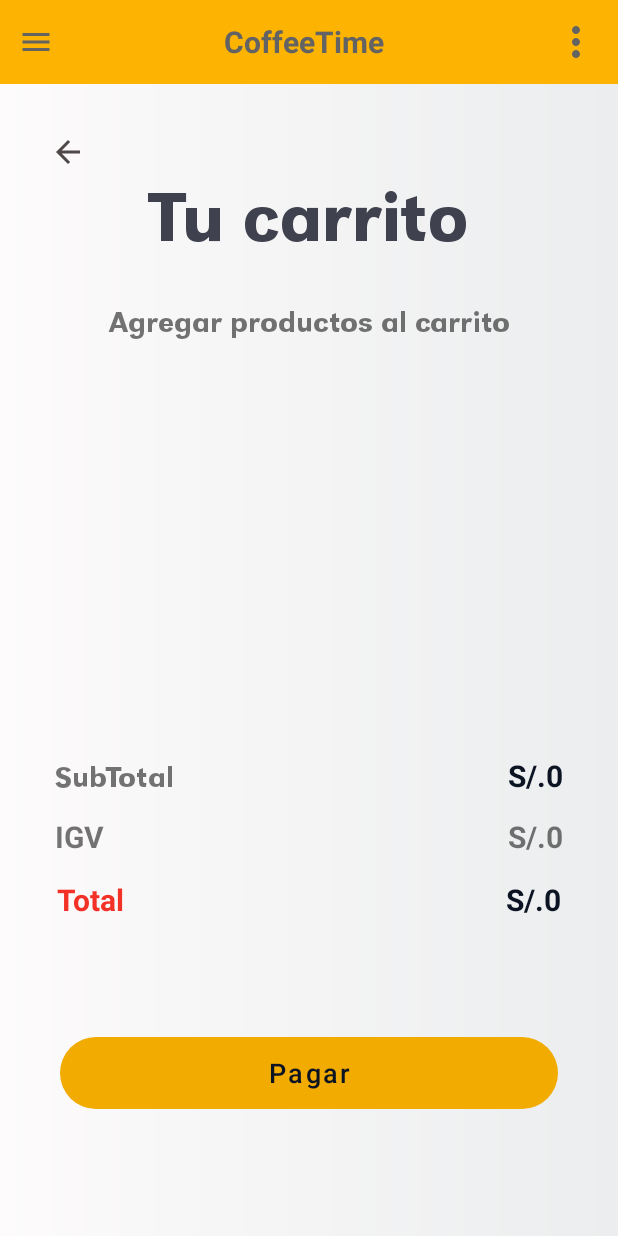
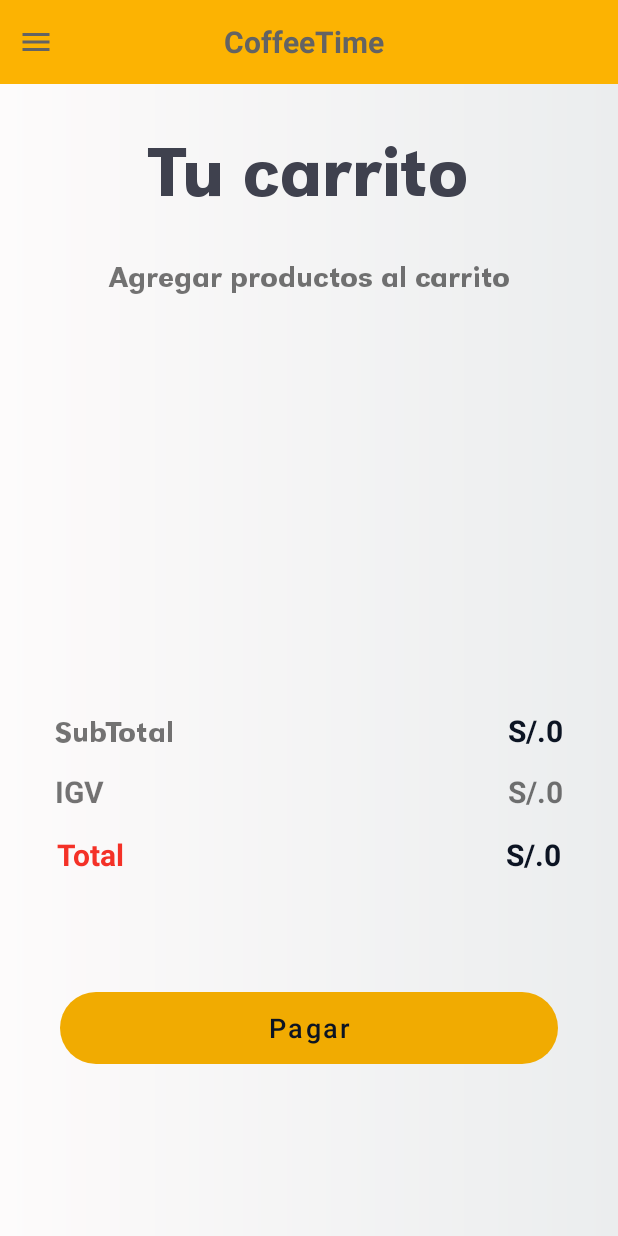
Before and after one commit to MarcoAtencio/CoffeeTime, an Android app: the CartActivity screen opened directly, with no data from a screen before it, on a phone screen of 412 x 824 dp. Run offline under Robolectric (Android 15) with nearby library versions, the phone set to English and light mode, and no system bars; our stand-ins replace Picasso; pictures from the network do not load.

Commit message:
Send View New

```diff
--- a/app/src/main/java/com/example/coffeetime/state/InitialState.java
+++ b/app/src/main/java/com/example/coffeetime/state/InitialState.java
@@ -91,7 +91,9 @@
 
                                 listOwnPurchase.add(sale);
 
+                                /*
                                 Toast.makeText(context, "" + timestamp.toDate(), Toast.LENGTH_LONG).show();
+                                 */
                             }
 
                         }
--- a/app/src/main/res/layout/activity_cart.xml
+++ b/app/src/main/res/layout/activity_cart.xml
@@ -22,15 +22,6 @@
             android:paddingLeft="30dp"
             android:paddingTop="30dp"
             android:paddingRight="30dp">
-
-            <ImageButton
-                android:layout_width="30dp"
-                android:layout_height="30dp"
-                android:layout_gravity="left"
-                android:background="@null"
-                android:src="@drawable/ic_baseline_arrow_back_24"
-
-                />
 
             <TextView
                 android:id="@+id/titleCart"
--- a/app/src/main/res/layout/activity_welcome.xml
+++ b/app/src/main/res/layout/activity_welcome.xml
@@ -47,7 +47,7 @@
         android:id="@+id/btn_Start"
         android:layout_width="match_parent"
         android:layout_height="50dp"
-        android:layout_marginTop="80dp"
+        android:layout_marginTop="140dp"
         android:background="@drawable/btn_round"
 
         android:onClick="Home"
--- a/app/src/main/res/layout/main_toolbar.xml
+++ b/app/src/main/res/layout/main_toolbar.xml
@@ -26,6 +26,7 @@
     <ImageView
         android:layout_width="wrap_content"
         android:layout_height="wrap_content"
+        android:visibility="invisible"
         android:src="@drawable/ic_more" />
 
 
--- a/app/src/main/res/layout/product_element.xml
+++ b/app/src/main/res/layout/product_element.xml
@@ -27,7 +27,7 @@
 
             <TextView
                 android:id="@+id/name_"
-                android:layout_width="match_parent"
+                android:layout_width="290dp"
                 android:layout_height="wrap_content"
                 android:layout_marginTop="2dp"
                 android:text="Codelia"
@@ -54,6 +54,7 @@
                 android:layout_weight="1"
                 android:orientation="vertical">
 
+                <!--
                 <TextView
                     android:id="@+id/stock_"
                     android:layout_width="match_parent"
@@ -69,6 +70,7 @@
                     android:layout_margin="3dp"
                     android:text="Francia"
                     android:textSize="19dp" />
+                -->
 
                 <TextView
                     android:id="@+id/price_"
@@ -76,6 +78,7 @@
                     android:layout_height="wrap_content"
                     android:layout_margin="3dp"
                     android:text="Francia"
+                    android:gravity="center"
                     android:textSize="19dp" />
             </LinearLayout>
 
--- a/app/src/main/res/layout/product_history_element.xml
+++ b/app/src/main/res/layout/product_history_element.xml
@@ -9,7 +9,7 @@
     app:cardElevation="4dp"
     app:cardUseCompatPadding="true">
     <LinearLayout
-        android:layout_width="match_parent"
+        android:layout_width="365dp"
         android:layout_height="wrap_content"
         android:padding="20dp"
         android:orientation="horizontal">
@@ -29,7 +29,6 @@
                 android:textAlignment="textStart"
                 android:textSize="20dp"
                 />
-
 
             <LinearLayout
                 android:layout_width="match_parent"
```
Also changed, not shown: app/src/main/java/com/example/coffeetime/logic/ProductAdapter.java (+7 -1 lines).
